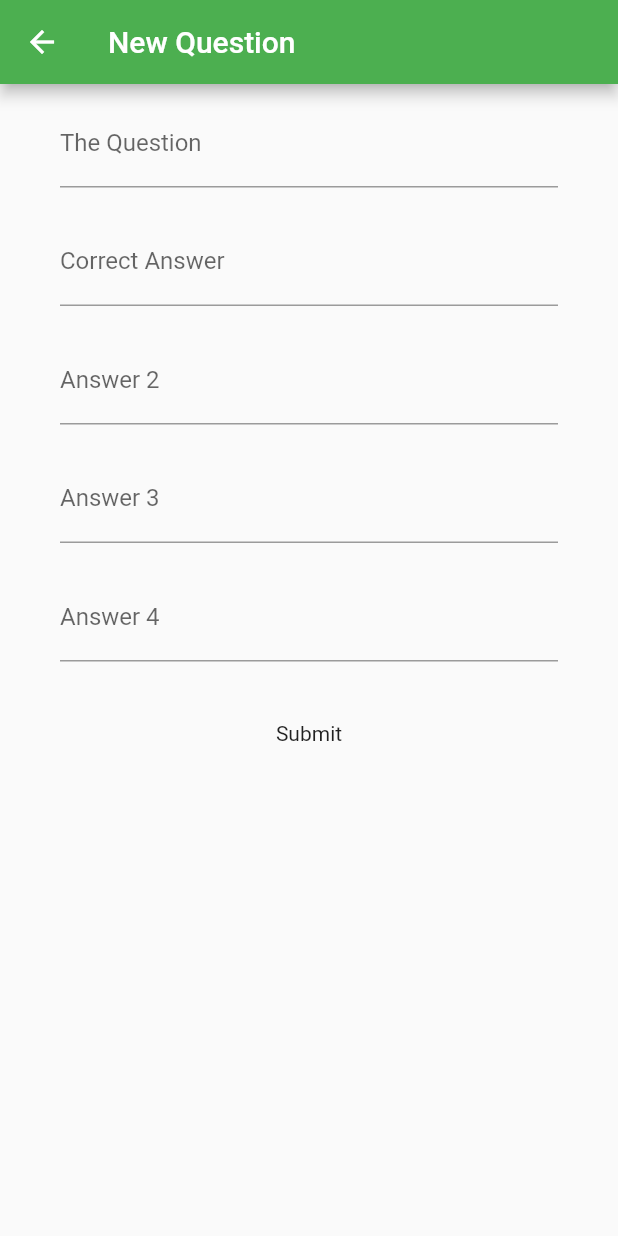
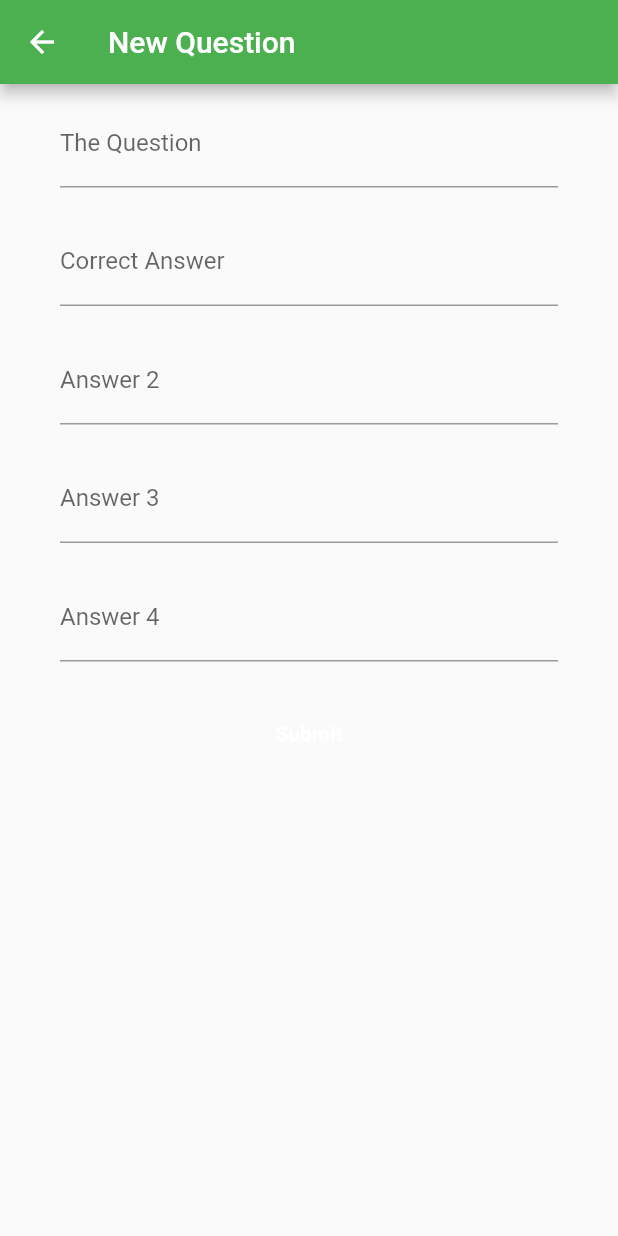
Before and after one commit to SasithaLY/word_quest, a Flutter app: the AddQuestions screen opened directly, on a phone screen of 412 x 824 dp. Run offline on Flutter 3.47's test engine with Material 2 defaults, Android fonts, the phone set to English and light mode, and no system bars; our stand-ins replace cloud_firestore, firebase_auth, firebase_core, flutter_native_splash, flutter_signin_button, google_sign_in; missing offline and left inert: animated_button; accounts and stored records are empty.

```diff
--- a/lib/adminPanel/addQuestions.dart
+++ b/lib/adminPanel/addQuestions.dart
@@ -141,10 +141,11 @@ class _AddQuestionsState extends State<AddQuestions> {
                       }
                     },
                     height: 50,
-                    color: Colors.amber,
+                    color: Colors.green,
                     child: Text(
                       'Submit',
                       textAlign: TextAlign.center,
+                      style: TextStyle(color: Colors.white, fontWeight: FontWeight.bold),
                     )),
               ),
               // Container(
--- a/lib/adminPanel/updateQuestion.dart
+++ b/lib/adminPanel/updateQuestion.dart
@@ -154,10 +154,11 @@ class _UpdateQuestionState extends State<UpdateQuestion> {
                       }
                     },
                     height: 50,
-                    color: Colors.amber,
+                    color: Colors.green,
                     child: Text(
                       'Update',
                       textAlign: TextAlign.center,
+                      style: TextStyle(color: Colors.white, fontWeight: FontWeight.bold),
                     )),
               ),
               // Container(
```
Also changed, not shown: lib/adminPanel/adminPanel.dart (+17 -9 lines).
